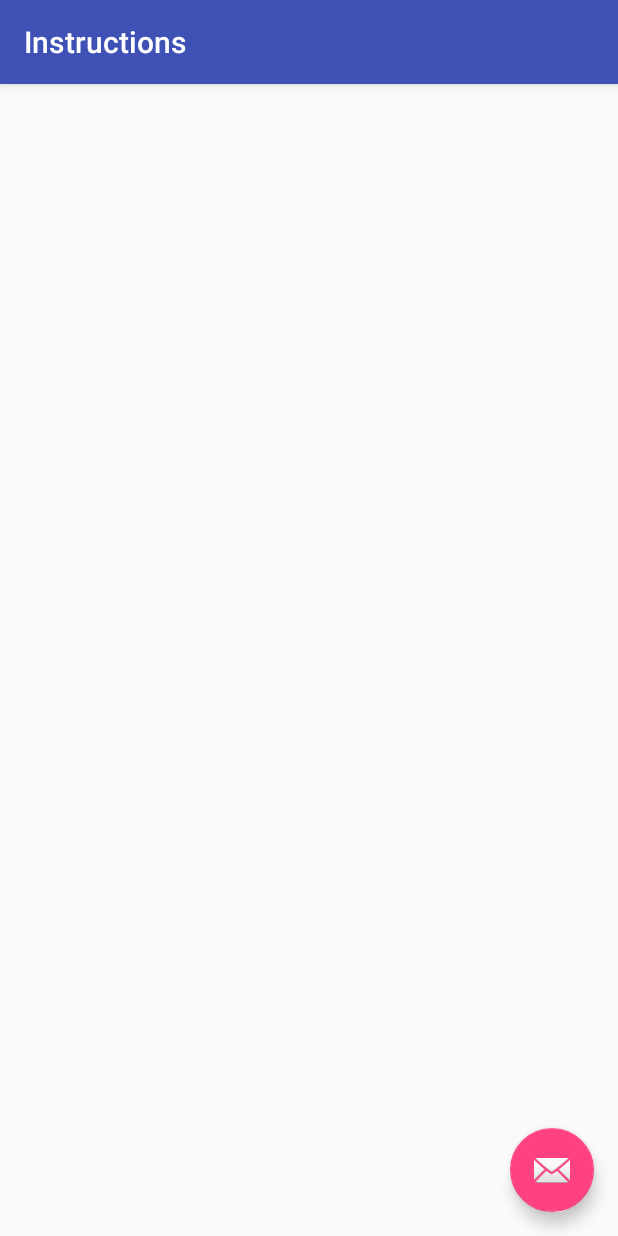
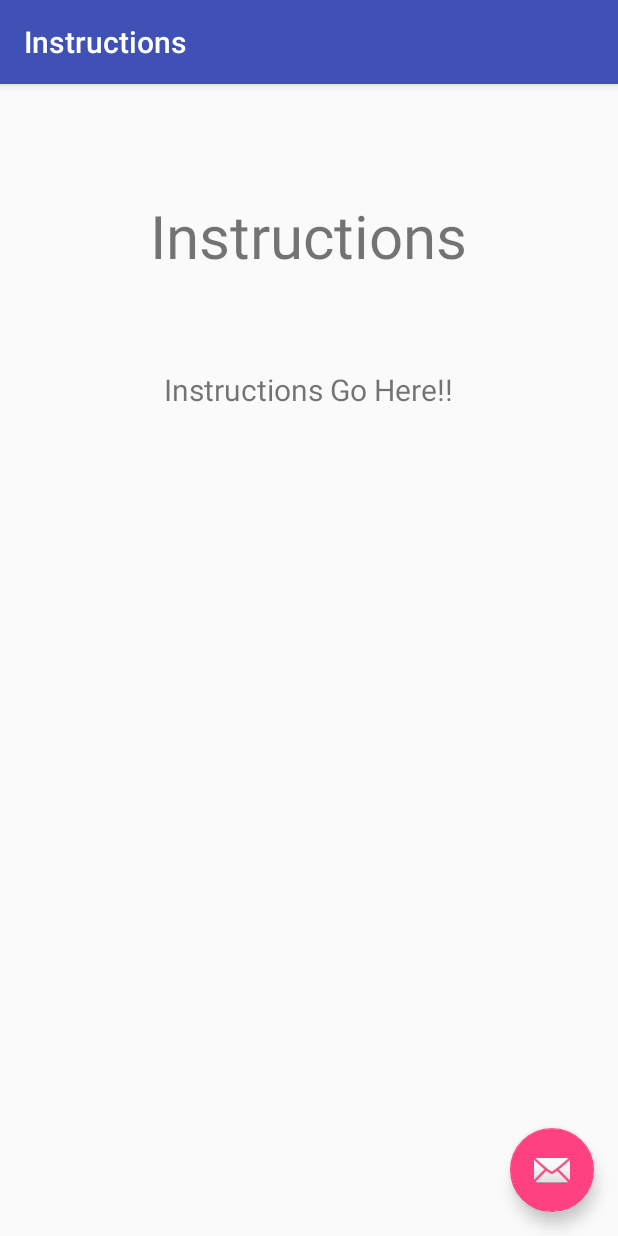
Before and after one commit to Itniraan/dollify, an Android app: the instructionsActivity screen opened directly, with no data from a screen before it, on a phone screen of 412 x 824 dp. Run offline under Robolectric (Android 15) with nearby library versions, the phone set to English and light mode, and no system bars.

Commit message:
Added some layout for instructions screen

```diff
--- a/app/src/main/java/ca/blake/georgian/dollify/dollify/instructionsActivity.java
+++ b/app/src/main/java/ca/blake/georgian/dollify/dollify/instructionsActivity.java
@@ -1,11 +1,14 @@
 package ca.blake.georgian.dollify.dollify;
 
+import android.app.Activity;
+import android.content.Intent;
 import android.os.Bundle;
 import android.support.design.widget.FloatingActionButton;
 import android.support.design.widget.Snackbar;
 import android.support.v7.app.AppCompatActivity;
 import android.support.v7.widget.Toolbar;
 import android.view.View;
+import android.widget.Button;
 
 public class instructionsActivity extends AppCompatActivity {
 
--- a/app/src/main/res/layout/content_instructions.xml
+++ b/app/src/main/res/layout/content_instructions.xml
@@ -12,4 +12,24 @@
     tools:context="ca.blake.georgian.dollify.dollify.instructionsActivity"
     tools:showIn="@layout/activity_instructions">
 
+    <TextView
+        android:layout_width="wrap_content"
+        android:layout_height="wrap_content"
+        android:text="@string/instructionTitleText"
+        android:id="@+id/textView"
+        android:layout_marginTop="58dp"
+        android:layout_alignParentTop="true"
+        android:layout_centerHorizontal="true"
+        android:textSize="@dimen/titleTextSize" />
+
+    <TextView
+        android:layout_width="wrap_content"
+        android:layout_height="wrap_content"
+        android:text="Instructions Go Here!!"
+        android:id="@+id/textView2"
+        android:layout_below="@+id/textView"
+        android:layout_centerHorizontal="true"
+        android:layout_marginTop="62dp"
+        android:textSize="@dimen/instructionsTextSize" />
+
 </RelativeLayout>
--- a/app/src/main/res/values/dimens.xml
+++ b/app/src/main/res/values/dimens.xml
@@ -7,4 +7,5 @@
     <dimen name="titleTextSize">40sp</dimen>
     <dimen name="titleHeight">50sp</dimen>
     <dimen name="buttonTextSize">20sp</dimen>
+    <dimen name="instructionsTextSize">20sp</dimen>
 </resources>
--- a/app/src/main/res/values/strings.xml
+++ b/app/src/main/res/values/strings.xml
@@ -7,4 +7,6 @@
     <string name="quitButtonText">Quit</string>
     <string name="title_activity_instructions">Instructions</string>
     <string name="title_activity_start">Dollify - Play</string>
+    <string name="instructionTitleText">Instructions</string>
+    <string name="backButtonText">Back</string>
 </resources>
```
